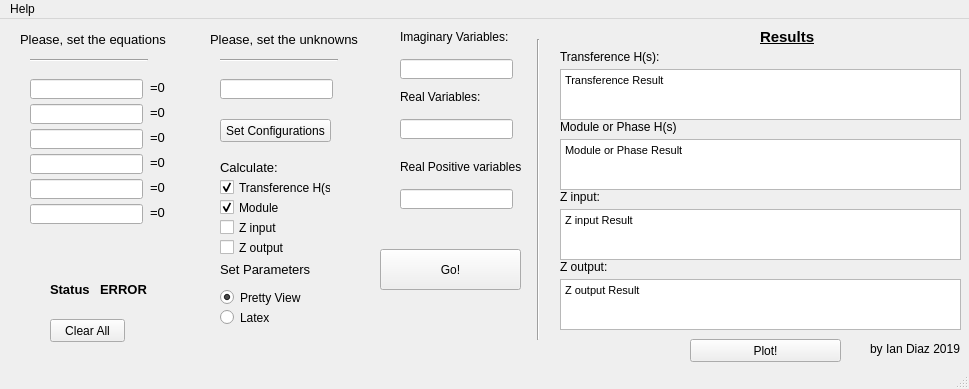
Before: the Qt Designer form UserInterface.ui in iancraz/CircuitSolver, drawn with Qt 5.
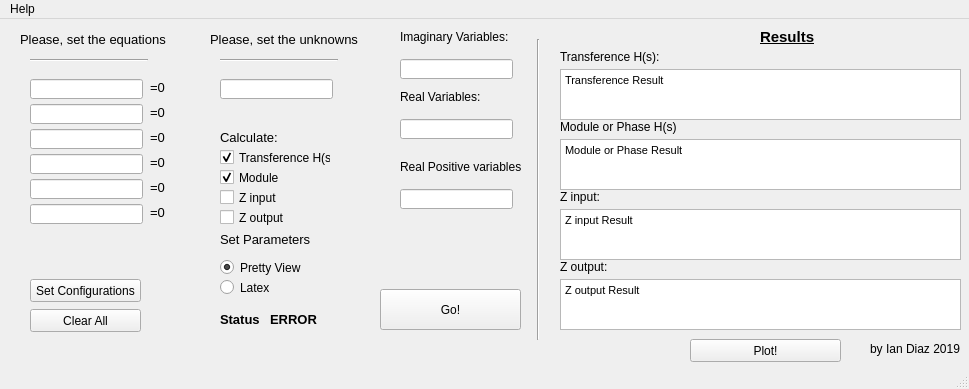
After: the same form once the commit is applied.

Commit message: Cambie la dispocicion de las cosas

```diff
--- a/UserInterface.ui
+++ b/UserInterface.ui
@@ -38,8 +38,8 @@
    <widget class="QLabel" name="lblStatus_1">
     <property name="geometry">
      <rect>
-      <x>50</x>
-      <y>260</y>
+      <x>220</x>
+      <y>290</y>
       <width>51</width>
       <height>21</height>
      </rect>
@@ -81,8 +81,8 @@
    <widget class="QLabel" name="lblStatus">
     <property name="geometry">
      <rect>
-      <x>100</x>
-      <y>260</y>
+      <x>270</x>
+      <y>290</y>
       <width>51</width>
       <height>21</height>
      </rect>
@@ -207,7 +207,7 @@
     <property name="geometry">
      <rect>
       <x>220</x>
-      <y>140</y>
+      <y>110</y>
       <width>71</width>
       <height>16</height>
      </rect>
@@ -238,7 +238,7 @@
     <property name="geometry">
      <rect>
       <x>220</x>
-      <y>160</y>
+      <y>130</y>
       <width>111</width>
       <height>17</height>
      </rect>
@@ -254,7 +254,7 @@
     <property name="geometry">
      <rect>
       <x>220</x>
-      <y>200</y>
+      <y>170</y>
       <width>70</width>
       <height>17</height>
      </rect>
@@ -267,7 +267,7 @@
     <property name="geometry">
      <rect>
       <x>220</x>
-      <y>220</y>
+      <y>190</y>
       <width>70</width>
       <height>17</height>
      </rect>
@@ -280,7 +280,7 @@
     <property name="geometry">
      <rect>
       <x>380</x>
-      <y>230</y>
+      <y>270</y>
       <width>141</width>
       <height>41</height>
      </rect>
@@ -293,7 +293,7 @@
     <property name="geometry">
      <rect>
       <x>220</x>
-      <y>240</y>
+      <y>210</y>
       <width>101</width>
       <height>21</height>
      </rect>
@@ -311,7 +311,7 @@
     <property name="geometry">
      <rect>
       <x>220</x>
-      <y>270</y>
+      <y>240</y>
       <width>82</width>
       <height>17</height>
      </rect>
@@ -333,7 +333,7 @@
     <property name="geometry">
      <rect>
       <x>220</x>
-      <y>290</y>
+      <y>260</y>
       <width>82</width>
       <height>17</height>
      </rect>
@@ -527,8 +527,8 @@
    <widget class="QPushButton" name="setConfigurationsButton">
     <property name="geometry">
      <rect>
-      <x>220</x>
-      <y>100</y>
+      <x>30</x>
+      <y>260</y>
       <width>111</width>
       <height>23</height>
      </rect>
@@ -540,9 +540,9 @@
    <widget class="QPushButton" name="clearAllButton">
     <property name="geometry">
      <rect>
-      <x>50</x>
-      <y>300</y>
-      <width>75</width>
+      <x>30</x>
+      <y>290</y>
+      <width>111</width>
       <height>23</height>
      </rect>
     </property>
@@ -724,7 +724,7 @@
     <property name="geometry">
      <rect>
       <x>220</x>
-      <y>180</y>
+      <y>150</y>
       <width>70</width>
       <height>17</height>
      </rect>
```
